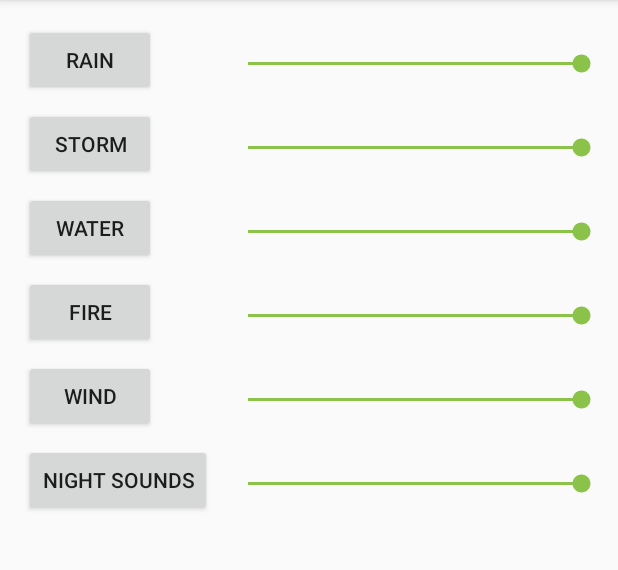
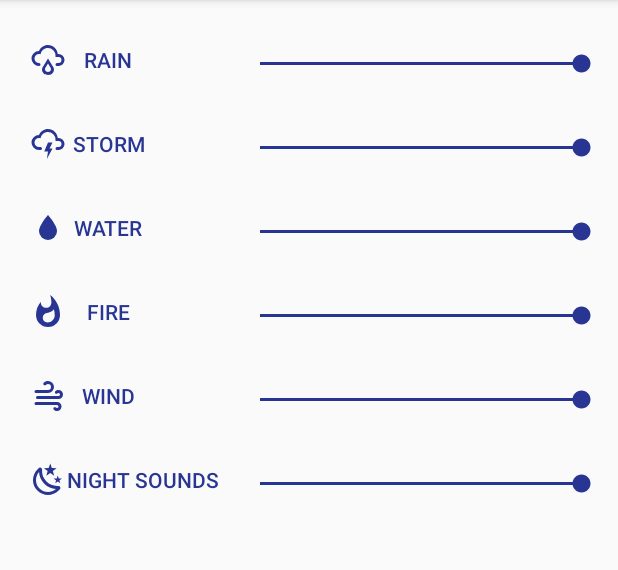
Before and after one commit to wildeyedskies/Soft-Sound, an Android app: the screen it shows after launch (MainActivity), on a phone screen of 412 x 824 dp, the part 84-654 px from its top. Run offline under Robolectric (Android 15) with nearby library versions, the phone set to English and light mode, and no system bars; libraries missing offline, so code that uses them is left out: com.google.android.exoplayer2; 1 statement that could not run was skipped.

Commit message:
Theme update. Animated FAB

```diff
--- a/app/src/main/java/org/mcxa/softsound/MainActivity.kt
+++ b/app/src/main/java/org/mcxa/softsound/MainActivity.kt
@@ -11,7 +11,6 @@ import android.content.Context
 import android.content.ServiceConnection
 import android.os.Build
 import android.os.IBinder
-import android.view.View
 import android.widget.SeekBar
 
 
@@ -25,14 +24,14 @@ class MainActivity : AppCompatActivity() {
         override fun onServiceConnected(name: ComponentName?, service: IBinder?) {
             playerService = (service as PlayerService.PlayerBinder).getService()
             // update the FAB
-            fab.visibility = if (playerService?.isPlaying() == true) View.VISIBLE else View.INVISIBLE
+            if (playerService?.isPlaying() == true) fab.show() else fab.hide()
             playerService?.playerChangeListener = playerChangeListener
         }
 
     }
 
     private val playerChangeListener = {
-        fab.visibility = if (playerService?.isPlaying() == true) View.VISIBLE else View.INVISIBLE
+        if (playerService?.isPlaying() == true) fab.show() else fab.hide()
     }
 
     override fun onCreate(savedInstanceState: Bundle?) {
@@ -57,7 +56,7 @@ class MainActivity : AppCompatActivity() {
 
         fab.setOnClickListener {
             playerService?.stopPlaying()
-            fab.visibility = View.INVISIBLE
+            fab.hide()
         }
     }
 
--- /dev/null
+++ b/app/src/main/res/drawable/ic_fire.xml
@@ -0,0 +1,8 @@
+<?xml version="1.0" encoding="utf-8"?>
+<vector xmlns:android="http://schemas.android.com/apk/res/android"
+    android:height="24dp"
+    android:width="24dp"
+    android:viewportWidth="24"
+    android:viewportHeight="24">
+    <path android:fillColor="#283593" android:pathData="M11.71,19C9.93,19 8.5,17.59 8.5,15.86C8.5,14.24 9.53,13.1 11.3,12.74C13.07,12.38 14.9,11.53 15.92,10.16C16.31,11.45 16.5,12.81 16.5,14.2C16.5,16.84 14.36,19 11.71,19M13.5,0.67C13.5,0.67 14.24,3.32 14.24,5.47C14.24,7.53 12.89,9.2 10.83,9.2C8.76,9.2 7.2,7.53 7.2,5.47L7.23,5.1C5.21,7.5 4,10.61 4,14A8,8 0 0,0 12,22A8,8 0 0,0 20,14C20,8.6 17.41,3.8 13.5,0.67Z" />
+</vector>
--- /dev/null
+++ b/app/src/main/res/drawable/ic_night.xml
@@ -0,0 +1,8 @@
+<?xml version="1.0" encoding="utf-8"?>
+<vector xmlns:android="http://schemas.android.com/apk/res/android"
+    android:height="24dp"
+    android:width="24dp"
+    android:viewportWidth="24"
+    android:viewportHeight="24">
+    <path android:fillColor="#283593" android:pathData="M17.75,4.09L15.22,6.03L16.13,9.09L13.5,7.28L10.87,9.09L11.78,6.03L9.25,4.09L12.44,4L13.5,1L14.56,4L17.75,4.09M21.25,11L19.61,12.25L20.2,14.23L18.5,13.06L16.8,14.23L17.39,12.25L15.75,11L17.81,10.95L18.5,9L19.19,10.95L21.25,11M18.97,15.95C19.8,15.87 20.69,17.05 20.16,17.8C19.84,18.25 19.5,18.67 19.08,19.07C15.17,23 8.84,23 4.94,19.07C1.03,15.17 1.03,8.83 4.94,4.93C5.34,4.53 5.76,4.17 6.21,3.85C6.96,3.32 8.14,4.21 8.06,5.04C7.79,7.9 8.75,10.87 10.95,13.06C13.14,15.26 16.1,16.22 18.97,15.95M17.33,17.97C14.5,17.81 11.7,16.64 9.53,14.5C7.36,12.31 6.2,9.5 6.04,6.68C3.23,9.82 3.34,14.64 6.35,17.66C9.37,20.67 14.19,20.78 17.33,17.97Z" />
+</vector>
--- /dev/null
+++ b/app/src/main/res/drawable/ic_rain.xml
@@ -0,0 +1,8 @@
+<?xml version="1.0" encoding="utf-8"?>
+<vector xmlns:android="http://schemas.android.com/apk/res/android"
+    android:height="24dp"
+    android:width="24dp"
+    android:viewportWidth="24"
+    android:viewportHeight="24">
+    <path android:fillColor="#283593" android:pathData="M6,14A1,1 0 0,1 7,15A1,1 0 0,1 6,16A5,5 0 0,1 1,11A5,5 0 0,1 6,6C7,3.65 9.3,2 12,2C15.43,2 18.24,4.66 18.5,8.03L19,8A4,4 0 0,1 23,12A4,4 0 0,1 19,16H18A1,1 0 0,1 17,15A1,1 0 0,1 18,14H19A2,2 0 0,0 21,12A2,2 0 0,0 19,10H17V9A5,5 0 0,0 12,4C9.5,4 7.45,5.82 7.06,8.19C6.73,8.07 6.37,8 6,8A3,3 0 0,0 3,11A3,3 0 0,0 6,14M14.83,15.67C16.39,17.23 16.39,19.5 14.83,21.08C14.05,21.86 13,22 12,22C11,22 9.95,21.86 9.17,21.08C7.61,19.5 7.61,17.23 9.17,15.67L12,11L14.83,15.67M13.41,16.69L12,14.25L10.59,16.69C9.8,17.5 9.8,18.7 10.59,19.5C11,19.93 11.5,20 12,20C12.5,20 13,19.93 13.41,19.5C14.2,18.7 14.2,17.5 13.41,16.69Z" />
+</vector>
--- /dev/null
+++ b/app/src/main/res/drawable/ic_storm.xml
@@ -0,0 +1,8 @@
+<?xml version="1.0" encoding="utf-8"?>
+<vector xmlns:android="http://schemas.android.com/apk/res/android"
+android:height="24dp"
+android:width="24dp"
+android:viewportWidth="24"
+android:viewportHeight="24">
+<path android:fillColor="#283593" android:pathData="M6,16A5,5 0 0,1 1,11A5,5 0 0,1 6,6C7,3.65 9.3,2 12,2C15.43,2 18.24,4.66 18.5,8.03L19,8A4,4 0 0,1 23,12A4,4 0 0,1 19,16H18A1,1 0 0,1 17,15A1,1 0 0,1 18,14H19A2,2 0 0,0 21,12A2,2 0 0,0 19,10H17V9A5,5 0 0,0 12,4C9.5,4 7.45,5.82 7.06,8.19C6.73,8.07 6.37,8 6,8A3,3 0 0,0 3,11A3,3 0 0,0 6,14H7A1,1 0 0,1 8,15A1,1 0 0,1 7,16H6M12,11H15L13,15H15L11.25,22L12,17H9.5L12,11Z" />
+</vector>
--- a/app/src/main/res/drawable/ic_stop.xml
+++ b/app/src/main/res/drawable/ic_water.xml
@@ -4,5 +4,5 @@
     android:width="24dp"
     android:viewportWidth="24"
     android:viewportHeight="24">
-    <path android:fillColor="#000" android:pathData="M18,18H6V6H18V18Z" />
+    <path android:fillColor="#283593" android:pathData="M12,20A6,6 0 0,1 6,14C6,10 12,3.25 12,3.25C12,3.25 18,10 18,14A6,6 0 0,1 12,20Z" />
 </vector>
--- /dev/null
+++ b/app/src/main/res/drawable/ic_wind.xml
@@ -0,0 +1,8 @@
+<?xml version="1.0" encoding="utf-8"?>
+<vector xmlns:android="http://schemas.android.com/apk/res/android"
+    android:height="24dp"
+    android:width="24dp"
+    android:viewportWidth="24"
+    android:viewportHeight="24">
+    <path android:fillColor="#283593" android:pathData="M4,10A1,1 0 0,1 3,9A1,1 0 0,1 4,8H12A2,2 0 0,0 14,6A2,2 0 0,0 12,4C11.45,4 10.95,4.22 10.59,4.59C10.2,5 9.56,5 9.17,4.59C8.78,4.2 8.78,3.56 9.17,3.17C9.9,2.45 10.9,2 12,2A4,4 0 0,1 16,6A4,4 0 0,1 12,10H4M19,12A1,1 0 0,0 20,11A1,1 0 0,0 19,10C18.72,10 18.47,10.11 18.29,10.29C17.9,10.68 17.27,10.68 16.88,10.29C16.5,9.9 16.5,9.27 16.88,8.88C17.42,8.34 18.17,8 19,8A3,3 0 0,1 22,11A3,3 0 0,1 19,14H5A1,1 0 0,1 4,13A1,1 0 0,1 5,12H19M18,18H4A1,1 0 0,1 3,17A1,1 0 0,1 4,16H18A3,3 0 0,1 21,19A3,3 0 0,1 18,22C17.17,22 16.42,21.66 15.88,21.12C15.5,20.73 15.5,20.1 15.88,19.71C16.27,19.32 16.9,19.32 17.29,19.71C17.47,19.89 17.72,20 18,20A1,1 0 0,0 19,19A1,1 0 0,0 18,18Z" />
+</vector>
--- a/app/src/main/res/layout/activity_main.xml
+++ b/app/src/main/res/layout/activity_main.xml
@@ -13,6 +13,10 @@
 
     <android.support.v7.widget.AppCompatButton
         android:id="@+id/play_rain"
+        style="@style/Widget.AppCompat.Button.Borderless.Colored"
+        android:drawableLeft="@drawable/ic_rain"
+        android:drawableStart="@drawable/ic_rain"
+        android:padding="4dp"
         android:layout_width="wrap_content"
         android:layout_height="wrap_content"
         android:layout_marginLeft="16dp"
@@ -35,6 +39,11 @@
 
     <android.support.v7.widget.AppCompatButton
         android:id="@+id/play_storm"
+        style="@style/Widget.AppCompat.Button.Borderless.Colored"
+        android:drawableLeft="@drawable/ic_storm"
+        android:drawableStart="@drawable/ic_storm"
+        android:padding="4dp"
+
         android:layout_width="wrap_content"
         android:layout_height="wrap_content"
         android:layout_marginLeft="16dp"
@@ -57,6 +66,10 @@
 
     <android.support.v7.widget.AppCompatButton
         android:id="@+id/play_water"
+        style="@style/Widget.AppCompat.Button.Borderless.Colored"
+        android:drawableLeft="@drawable/ic_water"
+        android:drawableStart="@drawable/ic_water"
+        android:padding="4dp"
         android:layout_width="wrap_content"
         android:layout_height="wrap_content"
         android:layout_marginLeft="16dp"
@@ -80,6 +93,11 @@
 
     <android.support.v7.widget.AppCompatButton
         android:id="@+id/play_fire"
+        style="@style/Widget.AppCompat.Button.Borderless.Colored"
+        android:drawableLeft="@drawable/ic_fire"
+        android:drawableStart="@drawable/ic_fire"
+        android:padding="4dp"
+
         android:layout_width="wrap_content"
         android:layout_height="wrap_content"
         android:layout_marginLeft="16dp"
@@ -103,6 +121,10 @@
 
     <android.support.v7.widget.AppCompatButton
         android:id="@+id/play_wind"
+        style="@style/Widget.AppCompat.Button.Borderless.Colored"
+        android:drawableLeft="@drawable/ic_wind"
+        android:drawableStart="@drawable/ic_wind"
+        android:padding="4dp"
         android:layout_width="wrap_content"
         android:layout_height="wrap_content"
         android:layout_marginLeft="16dp"
@@ -125,6 +147,10 @@
 
     <android.support.v7.widget.AppCompatButton
         android:id="@+id/play_night"
+        style="@style/Widget.AppCompat.Button.Borderless.Colored"
+        android:drawableLeft="@drawable/ic_night"
+        android:drawableStart="@drawable/ic_night"
+        android:padding="4dp"
         android:layout_width="wrap_content"
         android:layout_height="wrap_content"
         android:layout_marginLeft="16dp"
--- a/app/src/main/res/values/colors.xml
+++ b/app/src/main/res/values/colors.xml
@@ -2,6 +2,6 @@
 <resources>
     <color name="colorPrimary">#283593</color>
     <color name="colorPrimaryDark">#001064</color>
-    <color name="colorAccent">#8bc34a</color>
+    <color name="colorAccent">#283593</color>
     <color name="white">#ffffff</color>
 </resources>
```
